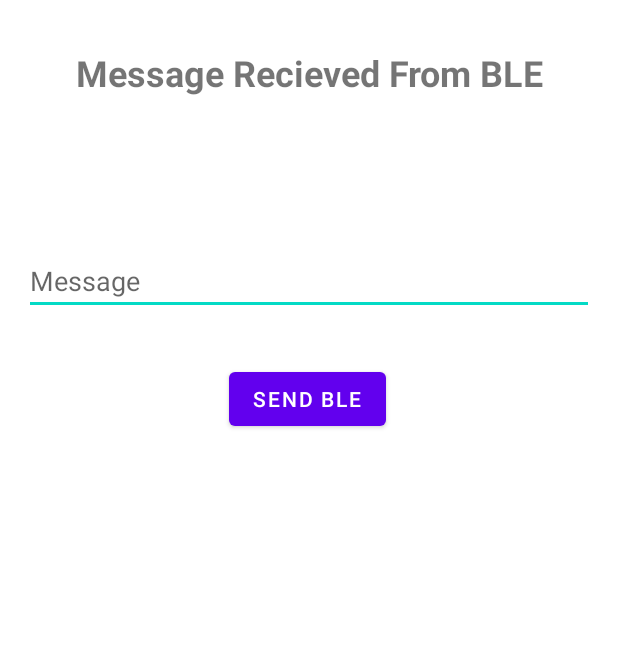
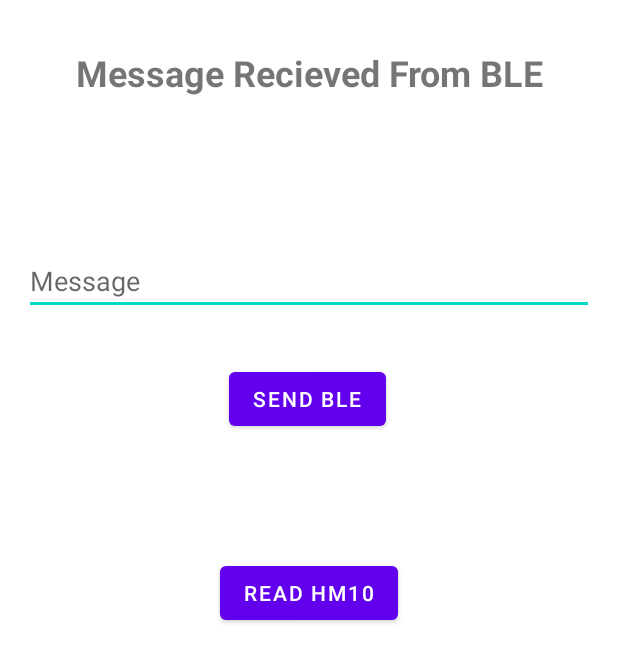
Before and after one commit to Omegaki113r/XtronicYT, an Android app: the screen it shows after launch (MainActivity), on a phone screen of 412 x 824 dp. Shown: the top 662 px of the screen. Run offline under Robolectric (Android 15) with nearby library versions, the light colour scheme and no system bars; 2 statements that could not run were skipped.

Commit message:
read function added

```diff
--- a/HM10_Custom_Android/app/src/main/java/com/omegaki113r/xtronic/hm10_custom_android/MainActivity.java
+++ b/HM10_Custom_Android/app/src/main/java/com/omegaki113r/xtronic/hm10_custom_android/MainActivity.java
@@ -39,8 +39,10 @@ public class MainActivity extends AppCompatActivity implements ServiceConnection
     BLECallback callback;
 
     TextView _recievedMessaage;
+    TextView _readMessage;
     EditText _messageToBeSent;
     Button _sendMessage;
+    Button _readMessageButton;
 
     @Override
     protected void onCreate(Bundle savedInstanceState) {
@@ -48,8 +50,10 @@ public class MainActivity extends AppCompatActivity implements ServiceConnection
         setContentView(R.layout.activity_main);
 
          _recievedMessaage = findViewById(R.id.tv_ble_recieved);
+         _readMessage = findViewById(R.id.tv_received_message);
          _messageToBeSent = findViewById(R.id.et_message);
          _sendMessage = findViewById(R.id.btn_send_ble_message);
+         _readMessageButton = findViewById(R.id.btn_read_ble);
 
 
          _sendMessage.setOnClickListener(new View.OnClickListener() {
@@ -59,10 +63,17 @@ public class MainActivity extends AppCompatActivity implements ServiceConnection
              }
          });
 
+         _readMessageButton.setOnClickListener(new View.OnClickListener() {
+             @Override
+             public void onClick(View v) {
+                 String readRequest = "$READ$";
+                 callback.sendMessages(readRequest);
+             }
+         });
+
 
          Intent serviceIntent = new Intent(getApplicationContext(),BLEService.class);
          bindService(serviceIntent,connection,BIND_AUTO_CREATE);
-
     }
 
     @Override
@@ -76,7 +87,11 @@ public class MainActivity extends AppCompatActivity implements ServiceConnection
         runOnUiThread(new Runnable() {
             @Override
             public void run() {
-                _recievedMessaage.setText(_message);
+                if(_message.startsWith("$RR$")){
+                    _readMessage.setText(_message.substring("$RR$".length()));
+                }else {
+                    _recievedMessaage.setText(_message);
+                }
             }
         });
 
--- a/HM10_Custom_Android/app/src/main/res/layout/activity_main.xml
+++ b/HM10_Custom_Android/app/src/main/res/layout/activity_main.xml
@@ -49,4 +49,24 @@
         app:layout_constraintStart_toStartOf="parent"
         app:layout_constraintTop_toBottomOf="@+id/tv_ble_recieved" />
 
+    <TextView
+        android:id="@+id/tv_received_message"
+        android:layout_width="200dp"
+        android:layout_height="wrap_content"
+        android:layout_marginTop="30dp"
+        android:textAlignment="center"
+        app:layout_constraintEnd_toEndOf="parent"
+        app:layout_constraintStart_toStartOf="parent"
+        app:layout_constraintTop_toBottomOf="@+id/btn_send_ble_message" />
+
+    <Button
+        android:id="@+id/btn_read_ble"
+        android:layout_width="wrap_content"
+        android:layout_height="wrap_content"
+        android:layout_marginTop="32dp"
+        android:text="Read HM10"
+        app:layout_constraintEnd_toEndOf="parent"
+        app:layout_constraintStart_toStartOf="parent"
+        app:layout_constraintTop_toBottomOf="@+id/tv_received_message" />
+
 </androidx.constraintlayout.widget.ConstraintLayout>
--- a/HM10_Custom_Android/build.gradle
+++ b/HM10_Custom_Android/build.gradle
@@ -5,7 +5,7 @@ buildscript {
         jcenter()
     }
     dependencies {
-        classpath 'com.android.tools.build:gradle:7.1.0'
+        classpath 'com.android.tools.build:gradle:7.4.2'
 
         // NOTE: Do not place your application dependencies here; they belong
         // in the individual module build.gradle files
```
Also changed, not shown: HM10_Custom_Android/app/src/main/java/com/omegaki113r/xtronic/hm10_custom_android/BLEService.java (+29 -8 lines), HM10_Custom_Android/gradle/wrapper/gradle-wrapper.properties, 1 other file.
